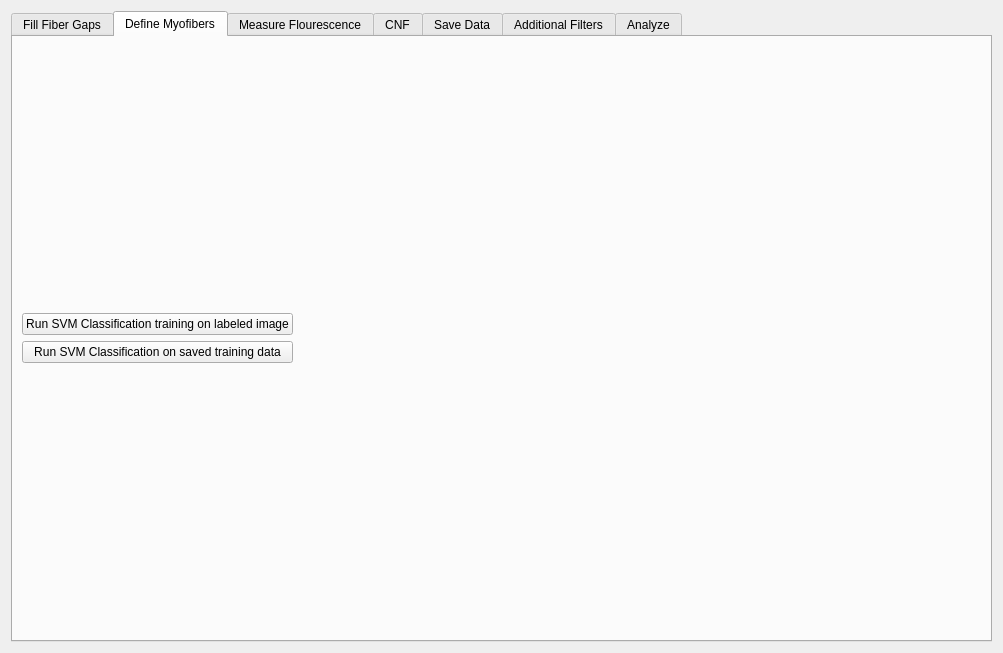
Quantimus/quantimus, file myoquant.ui: the form before one commit.
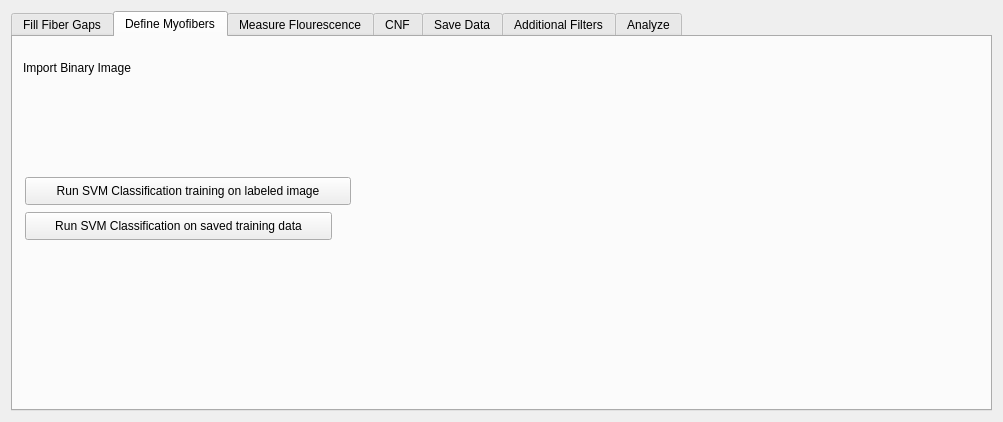
The form after the commit. The open tabs and pages were chosen to show the change.

Commit message:
Moved 'Define Myofibers' window
Moved the training window out of the Myoquant window, to its own standalone window.

```diff
--- a/myoquant.ui
+++ b/myoquant.ui
@@ -7,7 +7,7 @@
     <x>0</x>
     <y>0</y>
     <width>1003</width>
-    <height>653</height>
+    <height>422</height>
    </rect>
   </property>
   <property name="windowTitle">
@@ -141,42 +141,66 @@
         <attribute name="title">
          <string>Define Myofibers</string>
         </attribute>
-        <layout class="QGridLayout" name="gridLayout_7">
-         <item row="0" column="0">
-          <layout class="QGridLayout" name="gridLayout_17"/>
-         </item>
-         <item row="1" column="0">
-          <layout class="QGridLayout" name="gridLayout_14">
-           <item row="1" column="0">
-            <widget class="QPushButton" name="SVM_button">
+        <widget class="QWidget" name="gridLayoutWidget_12">
+         <property name="geometry">
+          <rect>
+           <x>30</x>
+           <y>40</y>
+           <width>381</width>
+           <height>51</height>
+          </rect>
+         </property>
+         <property name="font">
+          <font>
+           <pointsize>9</pointsize>
+          </font>
+         </property>
+         <layout class="QGridLayout" name="gridLayout_import_binary_image"/>
+        </widget>
+        <widget class="QLabel" name="label_55">
+         <property name="geometry">
+          <rect>
+           <x>10</x>
+           <y>20</y>
+           <width>401</width>
+           <height>21</height>
+          </rect>
+         </property>
+         <property name="font">
+          <font>
+           <pointsize>9</pointsize>
+          </font>
+         </property>
              <property name="text">
-              <string>Run SVM Classification training on labeled image</string>
-             </property>
-            </widget>
-           </item>
-           <item row="2" column="0">
+          <string>Import Binary Image</string>
+         </property>
+        </widget>
             <widget class="QPushButton" name="SVM_saved_button">
+         <property name="geometry">
+          <rect>
+           <x>12</x>
+           <y>175</y>
+           <width>307</width>
+           <height>28</height>
+          </rect>
+         </property>
              <property name="text">
               <string>Run SVM Classification on saved training data</string>
              </property>
             </widget>
-           </item>
-           <item row="1" column="1">
-            <spacer name="horizontalSpacer_5">
-             <property name="orientation">
-              <enum>Qt::Horizontal</enum>
-             </property>
-             <property name="sizeHint" stdset="0">
-              <size>
-               <width>40</width>
-               <height>20</height>
-              </size>
-             </property>
-            </spacer>
-           </item>
-          </layout>
-         </item>
-        </layout>
+        <widget class="QPushButton" name="SVM_button">
+         <property name="geometry">
+          <rect>
+           <x>12</x>
+           <y>140</y>
+           <width>326</width>
+           <height>28</height>
+          </rect>
+         </property>
+         <property name="text">
+          <string>Run SVM Classification training on labeled image</string>
+         </property>
+        </widget>
        </widget>
        <widget class="QWidget" name="measure_flourescence">
         <attribute name="title">
```
Left out of the diff: 111 changed lines with no effect on the pictures. Lines whose indentation alone changed are shown as unchanged. The commit also changes 1 other file.
